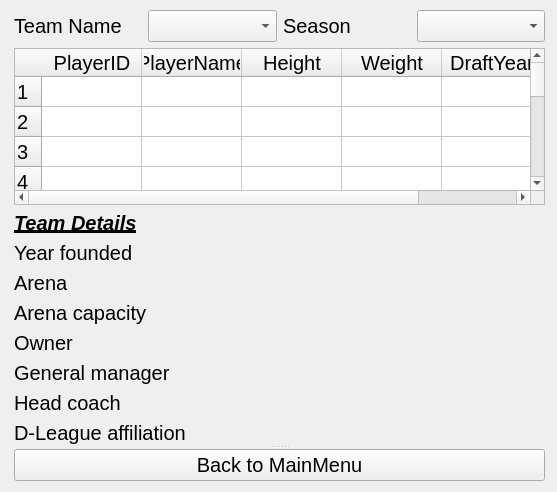
shnkreddy98/NBA-Stats-App, file Application/UIs/teams.ui: the form before one commit.
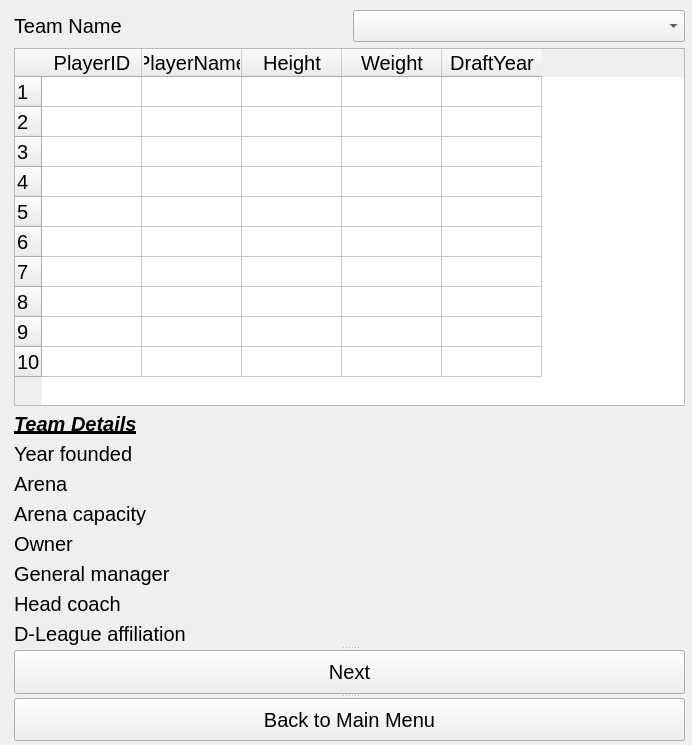
The form after the commit.

What changed in the file:
```diff
--- a/Application/UIs/teams.ui
+++ b/Application/UIs/teams.ui
@@ -6,8 +6,8 @@
    <rect>
     <x>0</x>
     <y>0</y>
-    <width>557</width>
-    <height>492</height>
+    <width>692</width>
+    <height>745</height>
    </rect>
   </property>
   <property name="font">
@@ -23,8 +23,8 @@
     <rect>
      <x>14</x>
      <y>10</y>
-     <width>531</width>
-     <height>471</height>
+     <width>671</width>
+     <height>731</height>
     </rect>
    </property>
    <property name="orientation">
@@ -44,16 +44,6 @@
        <item>
         <widget class="QComboBox" name="teamMenu"/>
        </item>
-       <item>
-        <widget class="QLabel" name="label">
-         <property name="text">
-          <string>Season</string>
-         </property>
-        </widget>
-       </item>
-       <item>
-        <widget class="QComboBox" name="seasonMenu"/>
-       </item>
       </layout>
      </item>
      <item>
@@ -175,9 +165,14 @@
      </item>
     </layout>
    </widget>
+   <widget class="QPushButton" name="playersInfoNext">
+    <property name="text">
+     <string>Next</string>
+    </property>
+   </widget>
    <widget class="QPushButton" name="backToMainMenu">
     <property name="text">
-     <string>Back to MainMenu</string>
+     <string>Back to Main Menu</string>
     </property>
    </widget>
   </widget>
```
